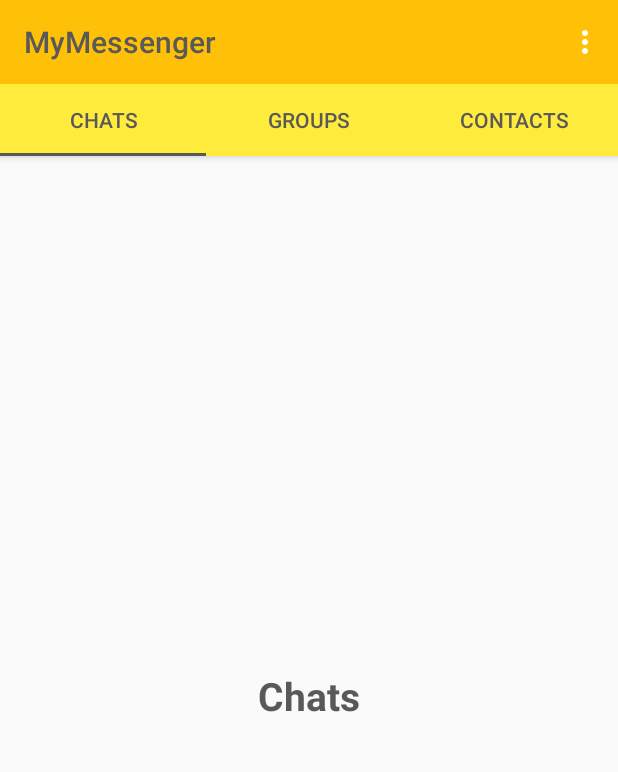
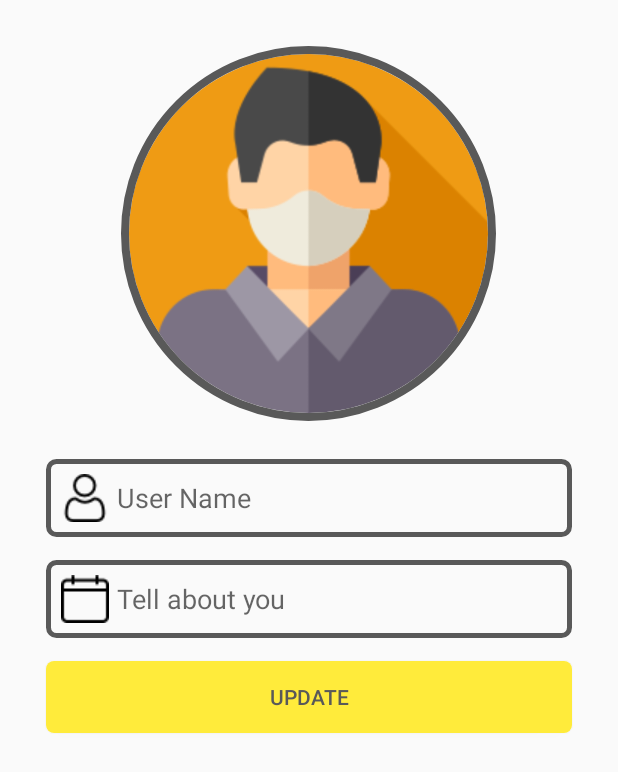
Before and after one commit to Degtyarev02/DISCUSSION_PROJECT_APP, an Android app: the screen it shows after launch once a user with an empty profile is signed in (MainActivity before the commit, SettingsActivity after it), on a phone screen of 412 x 824 dp. Shown: the top 772 px of the screen. Run offline under Robolectric (Android 15) with nearby library versions, the phone set to English and light mode, and no system bars; our stand-ins replace CircleImageView, Firebase (no records; nobody signed in at launch, a user with empty details on screens opened directly).

Commit message:
retrieve

```diff
--- a/Messenger_Project/app/src/main/java/com/example/messenger_project/MainActivity.java
+++ b/Messenger_Project/app/src/main/java/com/example/messenger_project/MainActivity.java
@@ -4,17 +4,25 @@ import androidx.annotation.NonNull;
 import androidx.appcompat.app.AppCompatActivity;
 
 import androidx.appcompat.widget.Toolbar;
-import androidx.appcompat.app.AppCompatActivity;
 import androidx.viewpager.widget.ViewPager;
 
 import android.content.Intent;
 import android.os.Bundle;
+import android.provider.ContactsContract;
 import android.view.Menu;
 import android.view.MenuItem;
+import android.widget.Toast;
 
 import com.google.android.material.tabs.TabLayout;
 import com.google.firebase.auth.FirebaseAuth;
 import com.google.firebase.auth.FirebaseUser;
+import com.google.firebase.database.DataSnapshot;
+import com.google.firebase.database.DatabaseError;
+import com.google.firebase.database.DatabaseReference;
+import com.google.firebase.database.FirebaseDatabase;
+import com.google.firebase.database.ValueEventListener;
+
+import java.util.EventListener;
 
 public class MainActivity extends AppCompatActivity {
 
@@ -25,18 +33,20 @@ public class MainActivity extends AppCompatActivity {
 
     private FirebaseAuth mAuth;
     private FirebaseUser currentUser;
+    private DatabaseReference RootRef;
 
     @Override
     protected void onCreate(Bundle savedInstanceState) {
         super.onCreate(savedInstanceState);
         setContentView(R.layout.activity_main);
 
+        RootRef = FirebaseDatabase.getInstance().getReference();
         mAuth = FirebaseAuth.getInstance();
         currentUser = mAuth.getCurrentUser();
 
         mToolBar = findViewById(R.id.main_page_toolbar);
         setSupportActionBar(mToolBar);
-        getSupportActionBar().setTitle("MyMessenger");
+        getSupportActionBar().setTitle("Discussion");
 
         mViewPager = findViewById(R.id.main_tabs_pager);
         mTabsAccAdapter = new TabsAccessorAdapter(getSupportFragmentManager());
@@ -55,8 +65,28 @@ public class MainActivity extends AppCompatActivity {
         {
            SendUserToLoginActivity();
         }
+        else
+        {
+            VerifyExistenceUser();
+        }
     }
 
+    private void VerifyExistenceUser()
+    {
+        String currentUserID = mAuth.getCurrentUser().getUid();
+        RootRef.child("Users").child(currentUserID)
+                .addValueEventListener(new ValueEventListener() {
+            @Override
+            public void onDataChange(@NonNull DataSnapshot snapshot)
+            {if(!(snapshot.child("name").exists())) SendUserToSettingsActivity();}
+
+            @Override
+            public void onCancelled(@NonNull DatabaseError error)
+            {
+
+            }
+        });
+    }
 
 
     @Override
@@ -88,12 +118,16 @@ public class MainActivity extends AppCompatActivity {
     private void SendUserToLoginActivity()
     {
         Intent loginIntent = new Intent(MainActivity.this, LoginActivity.class );
+        loginIntent.addFlags(Intent.FLAG_ACTIVITY_NEW_TASK | Intent.FLAG_ACTIVITY_CLEAR_TASK);
         startActivity(loginIntent);
+        finish();
     }
 
     private void SendUserToSettingsActivity()
     {
         Intent settingsIntent = new Intent(MainActivity.this, SettingsActivity.class );
+        settingsIntent.addFlags(Intent.FLAG_ACTIVITY_NEW_TASK | Intent.FLAG_ACTIVITY_CLEAR_TASK);
         startActivity(settingsIntent);
+        finish();
     }
 }
--- a/Messenger_Project/app/src/main/java/com/example/messenger_project/SettingsActivity.java
+++ b/Messenger_Project/app/src/main/java/com/example/messenger_project/SettingsActivity.java
@@ -1,10 +1,28 @@
 package com.example.messenger_project;
 
+import androidx.annotation.NonNull;
 import androidx.appcompat.app.AppCompatActivity;
 
+import android.annotation.SuppressLint;
+import android.content.Intent;
 import android.os.Bundle;
+import android.text.TextUtils;
+import android.view.View;
 import android.widget.Button;
 import android.widget.EditText;
+import android.widget.Toast;
+
+import com.google.android.gms.tasks.OnCompleteListener;
+import com.google.android.gms.tasks.Task;
+import com.google.firebase.auth.FirebaseAuth;
+import com.google.firebase.auth.FirebaseUser;
+import com.google.firebase.database.DataSnapshot;
+import com.google.firebase.database.DatabaseError;
+import com.google.firebase.database.DatabaseReference;
+import com.google.firebase.database.FirebaseDatabase;
+import com.google.firebase.database.ValueEventListener;
+
+import java.util.HashMap;
 
 import de.hdodenhof.circleimageview.CircleImageView;
 
@@ -14,13 +32,30 @@ public class SettingsActivity extends AppCompatActivity {
     private Button UpdateInfo;
     private CircleImageView UserIcon;
 
+    private FirebaseAuth mAuth;
+    private String currentUserId;
+    private DatabaseReference RootRef;
+
     @Override
     protected void onCreate(Bundle savedInstanceState) {
         super.onCreate(savedInstanceState);
         setContentView(R.layout.activity_settings);
 
+        RootRef = FirebaseDatabase.getInstance().getReference();
+        mAuth = FirebaseAuth.getInstance();
+        currentUserId = mAuth.getCurrentUser().getUid();
+
         Initialize();
+        RetrieveUserInfo();
+
+        UpdateInfo.setOnClickListener(new View.OnClickListener() {
+            @Override
+            public void onClick(View v) {
+                UpdateSettings();
+            }
+        });
     }
+
 
     private void Initialize()
     {
@@ -29,4 +64,76 @@ public class SettingsActivity extends AppCompatActivity {
         UserStatus = findViewById(R.id.set_user_status);
         UpdateInfo = findViewById(R.id.update_button);
     }
+
+    private void UpdateSettings()
+    {
+        String setUserName = UserName.getText().toString();
+        String setStatus = UserStatus.getText().toString();
+
+        HashMap<String, String> ProfileMap = new HashMap<>();
+            ProfileMap.put("uid", currentUserId);
+            ProfileMap.put("name", setUserName);
+            ProfileMap.put("status", setStatus);
+
+        if(!TextUtils.isEmpty(setUserName))
+        {
+            RootRef.child("Users").child(currentUserId).setValue(ProfileMap)
+                    .addOnCompleteListener(new OnCompleteListener<Void>() {
+                        @Override
+                        public void onComplete(@NonNull Task<Void> task) {
+                            if (task.isSuccessful()) {
+                                Toast.makeText(SettingsActivity.this, "Update is Successfully", Toast.LENGTH_SHORT).show();
+                                SendUserToMainActivity();
+                            }
+                        }
+                    });
+        }
+        else Toast.makeText(SettingsActivity.this, "Please enter your name", Toast.LENGTH_SHORT).show();
+    }
+
+    private void RetrieveUserInfo()
+    {
+        RootRef.child("Users").child(currentUserId)
+                .addValueEventListener(new ValueEventListener() {
+                    @Override
+                    public void onDataChange(@NonNull DataSnapshot snapshot)
+                    {
+                        if((snapshot.exists()) && (snapshot.hasChild("name") && snapshot.hasChild("image")))
+                        {
+                            String retrieveUserName = snapshot.child("name").getValue().toString();
+                            String retrieveUserStatus = snapshot.child("status").getValue().toString();
+                            String retrieveProfileImage = snapshot.child("image").getValue().toString();
+
+                            UserName.setText(retrieveUserName);
+                            UserStatus.setText(retrieveUserStatus);
+
+                            UserName.setEnabled(false);
+                        }
+                        else if((snapshot.exists()) && (snapshot.hasChild("name")))
+                        {
+                            String retrieveUserName = snapshot.child("name").getValue().toString();
+                            String retrieveUserStatus = snapshot.child("status").getValue().toString();
+
+                            UserName.setText(retrieveUserName);
+                            UserStatus.setText(retrieveUserStatus);
+
+                            UserName.setEnabled(false);
+                        }
+                    }
+
+                    @Override
+                    public void onCancelled(@NonNull DatabaseError error)
+                    {
+
+                    }
+                });
+    }
+
+    private void SendUserToMainActivity()
+    {
+        Intent mainIntent = new Intent(SettingsActivity.this, MainActivity.class );
+        mainIntent.addFlags(Intent.FLAG_ACTIVITY_NEW_TASK | Intent.FLAG_ACTIVITY_CLEAR_TASK);
+        startActivity(mainIntent);
+        finish();
+    }
 }
--- a/Messenger_Project/app/src/main/res/layout/activity_settings.xml
+++ b/Messenger_Project/app/src/main/res/layout/activity_settings.xml
@@ -40,7 +40,7 @@
         android:layout_height="wrap_content"
         android:layout_below="@+id/set_username"
         android:inputType="textMultiLine"
-        android:hint="Hey, i am available now "
+        android:hint="Tell about you "
         android:background="@drawable/inputs"
         android:layout_marginLeft="25dp"
         android:layout_marginRight="25dp"
```
